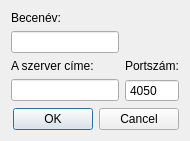
The window that src/pewpew-artillery/connecttoserverdialog.ui (Keki56/linuxHF) describes before a commit, drawn with Qt 5.
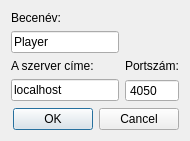
The same window after the commit.

The edit to the form file:
```diff
--- a/src/pewpew-artillery/connecttoserverdialog.ui
+++ b/src/pewpew-artillery/connecttoserverdialog.ui
@@ -33,7 +33,11 @@
       </widget>
      </item>
      <item row="1" column="0">
-      <widget class="QLineEdit" name="nicknameField"/>
+      <widget class="QLineEdit" name="nicknameField">
+       <property name="text">
+        <string>Player</string>
+       </property>
+      </widget>
      </item>
      <item row="2" column="0">
       <widget class="QLabel" name="label_2">
@@ -57,6 +61,9 @@
          <verstretch>0</verstretch>
         </sizepolicy>
        </property>
+       <property name="text">
+        <string>localhost</string>
+       </property>
       </widget>
      </item>
      <item row="3" column="1">
```
